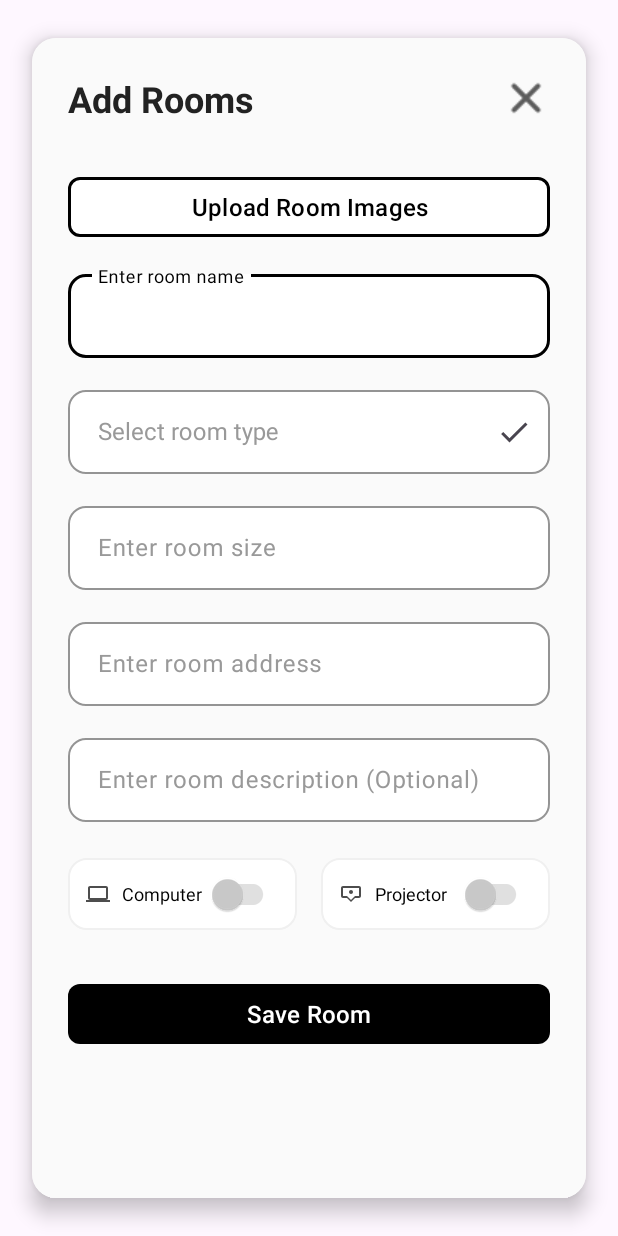
After one commit to AyazSoni/Workspace_booking_app, an Android app: the layout image_upload_dialog.xml on its own in the app's theme, with its tools: preview values and no code run, on a phone screen of 412 x 824 dp. The commit adds this screen. Run offline under Robolectric (Android 15) with nearby library versions, the phone set to English and light mode, and no system bars.

Commit message:
perfect ui with image uplaod of room

```diff
--- a/app/src/main/java/com/example/workspace_booking_app/login.kt
+++ b/app/src/main/java/com/example/workspace_booking_app/login.kt
@@ -5,7 +5,6 @@ import android.os.Bundle
 import android.widget.Toast
 import androidx.activity.enableEdgeToEdge
 import androidx.appcompat.app.AppCompatActivity
-import com.example.workspace_booking_app.com.example.workspace_booking_app.Register
 import com.example.workspace_booking_app.databinding.ActivityLoginBinding
 import com.example.workspace_booking_app.data.UserRepo
 import com.example.workspace_booking_app.utils.DialogUtils
--- a/app/src/main/java/com/example/workspace_booking_app/register.kt
+++ b/app/src/main/java/com/example/workspace_booking_app/register.kt
@@ -1,4 +1,4 @@
-package com.example.workspace_booking_app.com.example.workspace_booking_app
+package com.example.workspace_booking_app
 
 import android.content.Intent
 import android.os.Bundle
--- /dev/null
+++ b/app/src/main/res/color/switch_thumb_color.xml
@@ -0,0 +1,5 @@
+<?xml version="1.0" encoding="utf-8"?>
+<selector xmlns:android="http://schemas.android.com/apk/res/android">
+    <item android:state_checked="true" android:color="#FFFFFF" />
+    <item android:color="#CCCCCC" />
+</selector>
--- /dev/null
+++ b/app/src/main/res/color/switch_track_color.xml
@@ -0,0 +1,5 @@
+<?xml version="1.0" encoding="utf-8"?>
+<selector xmlns:android="http://schemas.android.com/apk/res/android">
+    <item android:state_checked="true" android:color="#000000" />
+    <item android:color="#E0E0E0" />
+</selector>
--- /dev/null
+++ b/app/src/main/res/drawable/ic_computer.xml
@@ -0,0 +1,11 @@
+<?xml version="1.0" encoding="utf-8"?>
+<vector xmlns:android="http://schemas.android.com/apk/res/android"
+    android:width="24dp"
+    android:height="24dp"
+    android:viewportWidth="24"
+    android:viewportHeight="24"
+    android:tint="#000000">
+    <path
+        android:fillColor="@android:color/black"
+        android:pathData="M20,18c1.1,0 2,-0.9 2,-2V6c0,-1.1 -0.9,-2 -2,-2H4C2.9,4 2,4.9 2,6v10c0,1.1 0.9,2 2,2H0v2h24v-2H20zM4,6h16v10H4V6z"/>
+</vector>
--- /dev/null
+++ b/app/src/main/res/drawable/ic_projector.xml
@@ -0,0 +1,14 @@
+<?xml version="1.0" encoding="utf-8"?>
+<vector xmlns:android="http://schemas.android.com/apk/res/android"
+    android:width="24dp"
+    android:height="24dp"
+    android:viewportWidth="24"
+    android:viewportHeight="24"
+    android:tint="#000000">
+    <path
+        android:fillColor="@android:color/black"
+        android:pathData="M20,4H4C2.9,4 2,4.9 2,6v8c0,1.1 0.9,2 2,2h4l4,4 4,-4h4c1.1,0 2,-0.9 2,-2V6C22,4.9 21.1,4 20,4zM20,14H16l-4,4 -4,-4H4V6h16V14z"/>
+    <path
+        android:fillColor="@android:color/black"
+        android:pathData="M12,8c-1.1,0 -2,0.9 -2,2s0.9,2 2,2 2,-0.9 2,-2S13.1,8 12,8z"/>
+</vector>
--- /dev/null
+++ b/app/src/main/res/drawable/toggle_item_background.xml
@@ -0,0 +1,17 @@
+<?xml version="1.0" encoding="utf-8"?>
+<selector xmlns:android="http://schemas.android.com/apk/res/android">
+    <item android:state_pressed="true">
+        <shape android:shape="rectangle">
+            <solid android:color="#F8F8F8" />
+            <corners android:radius="12dp" />
+            <stroke android:width="1dp" android:color="#E0E0E0" />
+        </shape>
+    </item>
+    <item>
+        <shape android:shape="rectangle">
+            <solid android:color="#FFFFFF" />
+            <corners android:radius="12dp" />
+            <stroke android:width="1dp" android:color="#F0F0F0" />
+        </shape>
+    </item>
+</selector>
--- /dev/null
+++ b/app/src/main/res/layout/image_upload_dialog.xml
@@ -0,0 +1,382 @@
+<?xml version="1.0" encoding="utf-8"?>
+<androidx.cardview.widget.CardView
+    xmlns:android="http://schemas.android.com/apk/res/android"
+    xmlns:app="http://schemas.android.com/apk/res-auto"
+    android:layout_width="match_parent"
+    android:layout_height="match_parent"
+    app:cardCornerRadius="16dp"
+    app:cardElevation="8dp"
+    android:layout_margin="8dp"
+    app:cardUseCompatPadding="true">
+
+<androidx.constraintlayout.widget.ConstraintLayout
+    xmlns:android="http://schemas.android.com/apk/res/android"
+    xmlns:app="http://schemas.android.com/apk/res-auto"
+    android:layout_width="match_parent"
+    android:layout_height="match_parent"
+    android:padding="24dp"
+    android:background="#FAFAFA">
+
+    <!-- Title -->
+    <TextView
+        android:id="@+id/textViewTitle"
+        android:layout_width="0dp"
+        android:layout_height="wrap_content"
+        android:text="Add Rooms"
+        android:textSize="24sp"
+        android:textStyle="bold"
+        android:textColor="#222222"
+        app:layout_constraintTop_toTopOf="parent"
+        app:layout_constraintStart_toStartOf="parent"
+        app:layout_constraintEnd_toStartOf="@+id/btnClose"
+        android:layout_marginEnd="8dp" />
+
+    <!-- Close Button -->
+    <ImageButton
+        android:id="@+id/btnClose"
+        android:layout_width="32dp"
+        android:layout_height="32dp"
+        android:background="@android:color/transparent"
+        android:src="@drawable/close3"
+        android:contentDescription="Close"
+        app:layout_constraintTop_toTopOf="@+id/textViewTitle"
+        app:layout_constraintEnd_toEndOf="parent" />
+
+    <!-- Images Preview Container -->
+    <LinearLayout
+        android:id="@+id/images_container"
+        android:layout_width="0dp"
+        android:layout_height="wrap_content"
+        android:orientation="vertical"
+        android:visibility="gone"
+        app:layout_constraintTop_toBottomOf="@+id/textViewTitle"
+        app:layout_constraintStart_toStartOf="parent"
+        app:layout_constraintEnd_toEndOf="parent"
+        android:layout_marginTop="24dp">
+
+        <HorizontalScrollView
+            android:layout_width="match_parent"
+            android:layout_height="wrap_content">
+
+            <LinearLayout
+                android:id="@+id/images_list"
+                android:layout_width="wrap_content"
+                android:layout_height="wrap_content"
+                android:orientation="horizontal" />
+
+        </HorizontalScrollView>
+
+    </LinearLayout>
+
+    <!-- Upload Button -->
+    <com.google.android.material.button.MaterialButton
+        android:id="@+id/upload_button"
+        android:layout_width="0dp"
+        android:layout_height="48dp"
+        android:text="Upload Room Images"
+        android:textSize="16sp"
+        android:textColor="#000000"
+        app:cornerRadius="8dp"
+        app:backgroundTint="#FFFFFF"
+        app:iconTint="#FFFFFF"
+        app:iconPadding="8dp"
+        app:strokeColor="#000000"
+        app:strokeWidth="2dp"
+        app:layout_constraintTop_toBottomOf="@+id/images_container"
+        app:layout_constraintStart_toStartOf="parent"
+        app:layout_constraintEnd_toEndOf="parent"
+        android:layout_marginTop="32dp" />
+
+
+    <!-- Room Name Input Container -->
+    <LinearLayout
+        android:layout_width="0dp"
+        android:layout_height="wrap_content"
+        android:orientation="vertical"
+        app:layout_constraintTop_toBottomOf="@+id/upload_button"
+        app:layout_constraintStart_toStartOf="parent"
+        app:layout_constraintEnd_toEndOf="parent"
+        android:layout_marginTop="15dp">
+
+        <!-- Beautiful Input Field -->
+        <com.google.android.material.textfield.TextInputLayout
+            android:layout_width="match_parent"
+            android:layout_height="wrap_content"
+            android:hint="Enter room name"
+            app:hintTextColor="#000000"
+            app:boxStrokeColor="#000000"
+            app:boxStrokeWidth="1.5dp"
+            app:boxCornerRadiusTopStart="12dp"
+            app:boxCornerRadiusTopEnd="12dp"
+            app:boxCornerRadiusBottomStart="12dp"
+            app:boxCornerRadiusBottomEnd="12dp"
+            app:boxBackgroundColor="#FFFFFF"
+            app:endIconMode="none"
+            android:textColorHint="#999999"
+            android:fontFamily="sans-serif-light">
+
+            <com.google.android.material.textfield.TextInputEditText
+                android:id="@+id/room_name_input"
+                android:layout_width="match_parent"
+                android:layout_height="56dp"
+                android:textSize="16sp"
+                android:textColor="#000000"
+                android:fontFamily="sans-serif"
+                android:background="@null"
+                android:paddingStart="20dp"
+                android:paddingEnd="20dp"
+                android:inputType="textCapWords"
+                android:maxLines="1"
+                android:singleLine="true" />
+
+        </com.google.android.material.textfield.TextInputLayout>
+
+        <!-- Beautiful Dropdown Field -->
+        <com.google.android.material.textfield.TextInputLayout
+            android:layout_width="match_parent"
+            android:layout_height="wrap_content"
+            android:hint="Select room type"
+            app:hintTextColor="#000000"
+            app:boxStrokeColor="#000000"
+            app:boxStrokeWidth="1.5dp"
+            app:boxCornerRadiusTopStart="12dp"
+            app:boxCornerRadiusTopEnd="12dp"
+            app:boxCornerRadiusBottomStart="12dp"
+            app:boxCornerRadiusBottomEnd="12dp"
+            app:boxBackgroundColor="#FFFFFF"
+            app:endIconMode="dropdown_menu"
+            app:endIconDrawable="@drawable/ic_check"
+            android:textColorHint="#999999"
+            android:fontFamily="sans-serif-light"
+            android:layout_marginTop="16dp">
+
+            <AutoCompleteTextView
+                android:id="@+id/room_type_dropdown"
+                android:layout_width="match_parent"
+                android:layout_height="56dp"
+                android:textSize="16sp"
+                android:textColor="#000000"
+                android:fontFamily="sans-serif"
+                android:background="@null"
+                android:paddingStart="20dp"
+                android:paddingEnd="20dp"
+                android:inputType="none"
+                android:focusable="false"
+                android:clickable="true" />
+
+        </com.google.android.material.textfield.TextInputLayout>
+
+        <!-- Beautiful Size Input Field -->
+        <com.google.android.material.textfield.TextInputLayout
+            android:layout_width="match_parent"
+            android:layout_height="wrap_content"
+            android:hint="Enter room size"
+            app:hintTextColor="#000000"
+            app:boxStrokeColor="#000000"
+            app:boxStrokeWidth="1.5dp"
+            app:boxCornerRadiusTopStart="12dp"
+            app:boxCornerRadiusTopEnd="12dp"
+            app:boxCornerRadiusBottomStart="12dp"
+            app:boxCornerRadiusBottomEnd="12dp"
+            app:boxBackgroundColor="#FFFFFF"
+            app:endIconMode="none"
+            android:textColorHint="#999999"
+            android:fontFamily="sans-serif-light"
+            android:layout_marginTop="16dp">
+
+            <com.google.android.material.textfield.TextInputEditText
+                android:id="@+id/room_size_input"
+                android:layout_width="match_parent"
+                android:layout_height="56dp"
+                android:textSize="16sp"
+                android:textColor="#000000"
+                android:fontFamily="sans-serif"
+                android:background="@null"
+                android:paddingStart="20dp"
+                android:paddingEnd="20dp"
+                android:inputType="number"
+                android:maxLines="1"
+                android:singleLine="true" />
+
+        </com.google.android.material.textfield.TextInputLayout>
+
+        <!-- Beautiful Address Input Field -->
+        <com.google.android.material.textfield.TextInputLayout
+            android:layout_width="match_parent"
+            android:layout_height="wrap_content"
+            android:hint="Enter room address"
+            app:hintTextColor="#000000"
+            app:boxStrokeColor="#000000"
+            app:boxStrokeWidth="1.5dp"
+            app:boxCornerRadiusTopStart="12dp"
+            app:boxCornerRadiusTopEnd="12dp"
+            app:boxCornerRadiusBottomStart="12dp"
+            app:boxCornerRadiusBottomEnd="12dp"
+            app:boxBackgroundColor="#FFFFFF"
+            app:endIconMode="none"
+            android:textColorHint="#999999"
+            android:fontFamily="sans-serif-light"
+            android:layout_marginTop="16dp">
+
+            <com.google.android.material.textfield.TextInputEditText
+                android:id="@+id/room_address_input"
+                android:layout_width="match_parent"
+                android:layout_height="56dp"
+                android:textSize="16sp"
+                android:textColor="#000000"
+                android:fontFamily="sans-serif"
+                android:background="@null"
+                android:paddingStart="20dp"
+                android:paddingEnd="20dp"
+                android:inputType="textPostalAddress"
+                android:maxLines="1"
+                android:singleLine="true" />
+
+        </com.google.android.material.textfield.TextInputLayout>
+
+        <!-- Beautiful Description Input Field -->
+        <com.google.android.material.textfield.TextInputLayout
+            android:layout_width="match_parent"
+            android:layout_height="wrap_content"
+            android:hint="Enter room description (Optional)"
+            app:hintTextColor="#000000"
+            app:boxStrokeColor="#000000"
+            app:boxStrokeWidth="1.5dp"
+            app:boxCornerRadiusTopStart="12dp"
+            app:boxCornerRadiusTopEnd="12dp"
+            app:boxCornerRadiusBottomStart="12dp"
+            app:boxCornerRadiusBottomEnd="12dp"
+            app:boxBackgroundColor="#FFFFFF"
+            app:endIconMode="none"
+            android:textColorHint="#999999"
+            android:fontFamily="sans-serif-light"
+            android:layout_marginTop="16dp">
+
+            <com.google.android.material.textfield.TextInputEditText
+                android:id="@+id/room_description_input"
+                android:layout_width="match_parent"
+                android:layout_height="56dp"
+                android:textSize="16sp"
+                android:textColor="#000000"
+                android:fontFamily="sans-serif"
+                android:background="@null"
+                android:paddingStart="20dp"
+                android:paddingEnd="20dp"
+                android:inputType="textMultiLine"
+                android:maxLines="3"
+                android:minLines="1" />
+
+        </com.google.android.material.textfield.TextInputLayout>
+
+        <!-- Beautiful Toggle Switches Container -->
+        <LinearLayout
+            android:layout_width="match_parent"
+            android:layout_height="wrap_content"
+            android:orientation="horizontal"
+            android:layout_marginTop="24dp"
+            android:weightSum="2">
+
+            <!-- Computer Toggle -->
+            <LinearLayout
+                android:layout_width="0dp"
+                android:layout_height="48dp"
+                android:layout_weight="1"
+                android:orientation="horizontal"
+                android:gravity="center_vertical"
+                android:background="@drawable/toggle_item_background"
+                android:layout_marginEnd="8dp"
+                android:paddingStart="12dp"
+                android:paddingEnd="12dp">
+
+                <ImageView
+                    android:layout_width="16dp"
+                    android:layout_height="16dp"
+                    android:src="@drawable/ic_computer"
+                    android:contentDescription="Computer"
+                    android:layout_marginEnd="8dp"
+                    android:alpha="0.7" />
+
+                <TextView
+                    android:layout_width="0dp"
+                    android:layout_height="wrap_content"
+                    android:layout_weight="1"
+                    android:text="Computer"
+                    android:textSize="12sp"
+                    android:textColor="#000000"
+                    android:fontFamily="sans-serif"
+                    android:singleLine="true"
+                    android:ellipsize="end" />
+
+                <com.google.android.material.switchmaterial.SwitchMaterial
+                    android:id="@+id/computer_switch"
+                    android:layout_width="wrap_content"
+                    android:layout_height="wrap_content"
+                    android:checked="false"
+                    app:thumbTint="@color/switch_thumb_color"
+                    app:trackTint="@color/switch_track_color" />
+
+            </LinearLayout>
+
+            <!-- Projector Toggle -->
+            <LinearLayout
+                android:layout_width="0dp"
+                android:layout_height="48dp"
+                android:layout_weight="1"
+                android:orientation="horizontal"
+                android:gravity="center_vertical"
+                android:background="@drawable/toggle_item_background"
+                android:layout_marginStart="8dp"
+                android:paddingStart="12dp"
+                android:paddingEnd="12dp">
+
+                <ImageView
+                    android:layout_width="16dp"
+                    android:layout_height="16dp"
+                    android:src="@drawable/ic_projector"
+                    android:contentDescription="Projector"
+                    android:layout_marginEnd="8dp"
+                    android:alpha="0.7" />
+
+                <TextView
+                    android:layout_width="0dp"
+                    android:layout_height="wrap_content"
+                    android:layout_weight="1"
+                    android:text="Projector"
+                    android:textSize="12sp"
+                    android:textColor="#000000"
+                    android:fontFamily="sans-serif"
+                    android:singleLine="true"
+                    android:ellipsize="end" />
+
+                <com.google.android.material.switchmaterial.SwitchMaterial
+                    android:id="@+id/projector_switch"
+                    android:layout_width="wrap_content"
+                    android:layout_height="wrap_content"
+                    android:checked="false"
+                    app:thumbTint="@color/switch_thumb_color"
+                    app:trackTint="@color/switch_track_color" />
+
+            </LinearLayout>
+
+        </LinearLayout>
+
+        <com.google.android.material.button.MaterialButton
+            android:id="@+id/save_button"
+            android:layout_width="match_parent"
+            android:layout_height="48dp"
+            android:text="Save Room"
+            android:textSize="16sp"
+            android:textColor="#FFFFFF"
+            app:cornerRadius="8dp"
+            app:backgroundTint="#000000"
+            app:iconTint="#FFFFFF"
+            app:iconPadding="8dp"
+            app:layout_constraintTop_toBottomOf="@+id/images_container"
+            app:layout_constraintStart_toStartOf="parent"
+            app:layout_constraintEnd_toEndOf="parent"
+            android:layout_marginTop="32dp" />
+
+    </LinearLayout>
+
+</androidx.constraintlayout.widget.ConstraintLayout>
+</androidx.cardview.widget.CardView>
```
Also changed, not shown: app/src/main/java/com/example/workspace_booking_app/AdminActivity.kt (+12 -0 lines), app/src/main/java/com/example/workspace_booking_app/ImageUploadDialog.kt (added, +148 -0 lines), app/src/main/java/com/example/workspace_booking_app/utils/ImageUpload_utils.kt (+24 -0 lines), app/src/main/res/drawable/dropdown_item_background.xml (added, +24 -0 lines), app/src/main/res/drawable/dropdown_popup_background.xml (added, +8 -0 lines), app/src/main/res/layout/dropdown_item_room_type.xml (added, +14 -0 lines), app/src/main/res/layout/image_item_simple.xml (added, +30 -0 lines).
